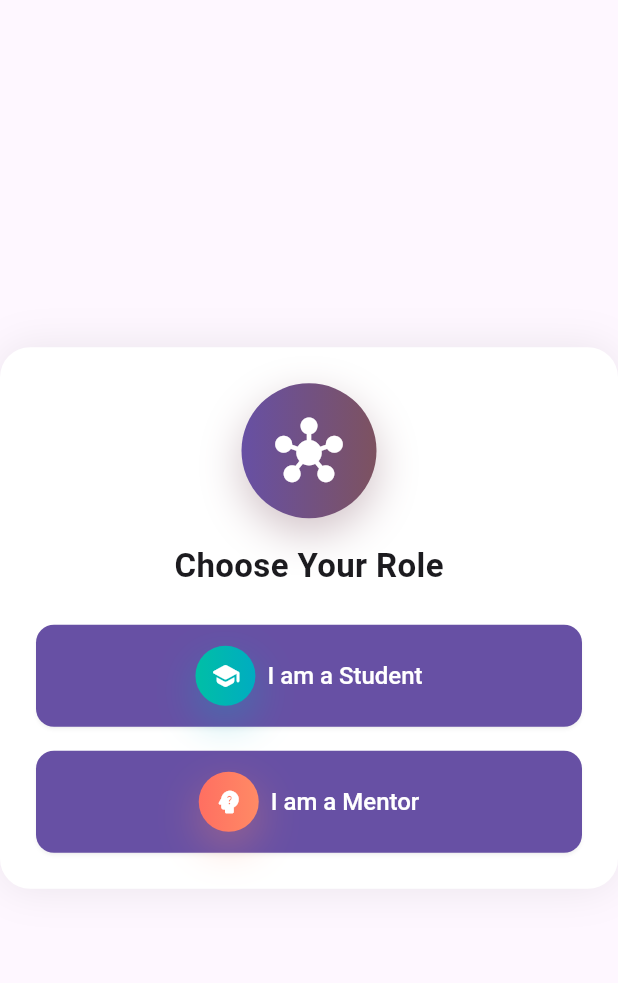
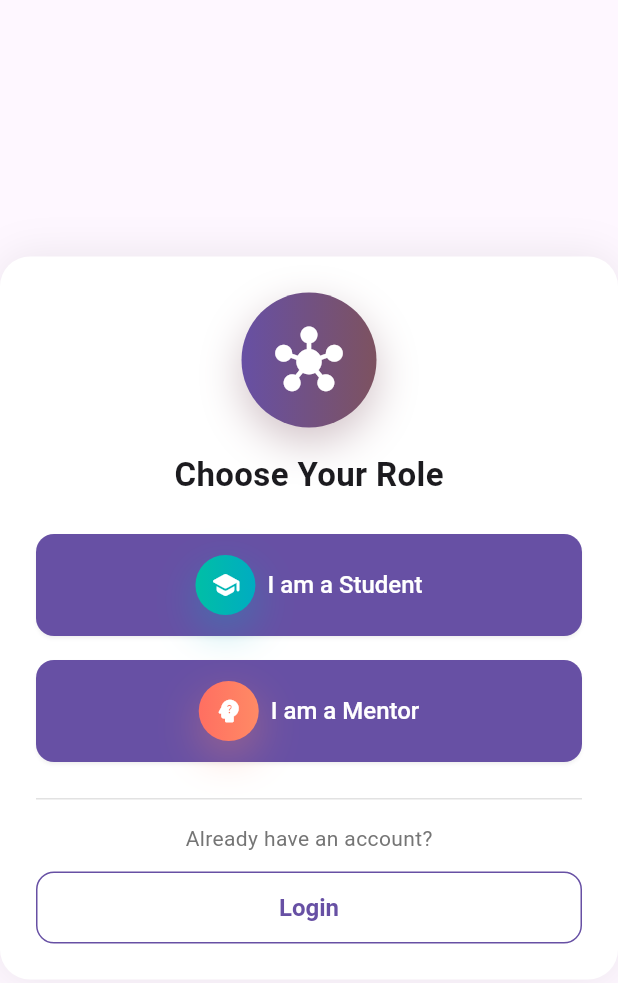
Before and after one commit to Vaish16-code/career360, a Flutter app: the RoleSelectScreen screen opened directly, on a phone screen of 412 x 824 dp. Shown: the top 983 px of the screen. Run offline on Flutter 3.47's test engine with Material 3 defaults, Android fonts, the phone set to English and light mode, and no system bars; our stand-ins replace image_picker, shared_preferences; accounts and stored records are empty.

Commit message:
changes done by vaishnavi

```diff
--- a/lib/main.dart
+++ b/lib/main.dart
@@ -1,6 +1,6 @@
 import 'package:flutter/material.dart';
 import 'theme.dart';
-import 'screens/auth/login_screen.dart';
+import 'screens/splash_screen.dart';
 
 void main() {
   runApp(const CareerCounsellingApp());
@@ -15,7 +15,7 @@ class CareerCounsellingApp extends StatelessWidget {
       debugShowCheckedModeBanner: false,
       title: 'Career360',
       theme: appTheme(),
-      home: const LoginScreen(),
+      home: const SplashScreen(),
     );
   }
 }
--- a/lib/screens/role_select_screen.dart
+++ b/lib/screens/role_select_screen.dart
@@ -1,8 +1,10 @@
 // lib/screens/role_select_screen.dart
 import 'package:flutter/material.dart';
 import '../widgets/app_logo.dart';
+import '../theme.dart';
 import 'register_student_screen.dart';
 import 'register_mentor_screen.dart';
+import 'auth/login_screen.dart';
 
 class RoleSelectScreen extends StatelessWidget {
   const RoleSelectScreen({super.key});
@@ -72,6 +74,43 @@ class RoleSelectScreen extends StatelessWidget {
                   ),
                 ),
               ),
+              const SizedBox(height: 24),
+
+              // Login button for existing users
+              Container(
+                width: double.infinity,
+                height: 1,
+                color: Colors.grey.withOpacity(0.3),
+              ),
+              const SizedBox(height: 16),
+              Text(
+                'Already have an account?',
+                style: TextStyle(color: Colors.grey[600], fontSize: 14),
+              ),
+              const SizedBox(height: 12),
+              OutlinedButton(
+                onPressed: () {
+                  Navigator.push(
+                    context,
+                    MaterialPageRoute(builder: (_) => const LoginScreen()),
+                  );
+                },
+                style: OutlinedButton.styleFrom(
+                  minimumSize: const Size(double.infinity, 48),
+                  shape: RoundedRectangleBorder(
+                    borderRadius: BorderRadius.circular(12),
+                  ),
+                  side: BorderSide(color: kGradientStart),
+                ),
+                child: Text(
+                  'Login',
+                  style: TextStyle(
+                    color: kGradientStart,
+                    fontSize: 16,
+                    fontWeight: FontWeight.w600,
+                  ),
+                ),
+              ),
             ],
           ),
         ),
```
Also changed, not shown: lib/main_nav_controller.dart (+31 -6 lines), lib/screens/auth/login_screen.dart (+10 -7 lines), lib/screens/mentor/mentor_dashboard.dart (+12 -12 lines), lib/student_messages_page.dart (added, +50 -0 lines).
